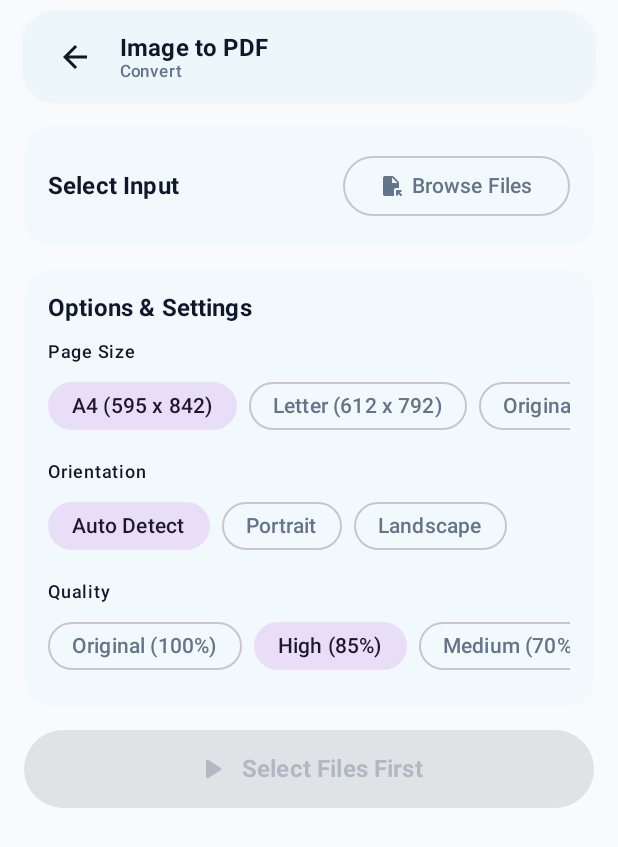
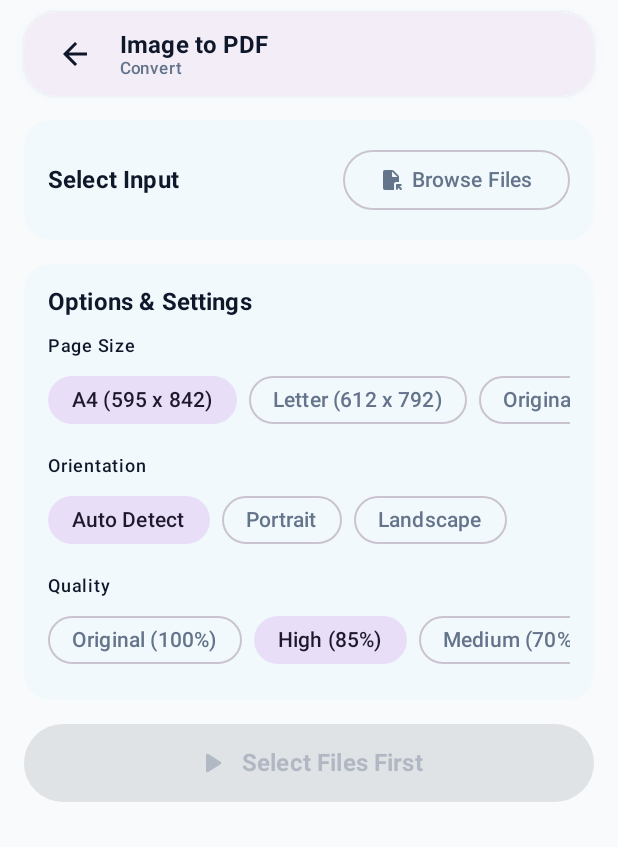
Before and after one commit to zer0k7/FileFlow, an Android app built with Jetpack Compose: the screen it shows after launch (MainActivity), after a tap on "Image to PDF", on a phone screen of 412 x 824 dp. Shown: the top 847 px of the screen. Run offline under Robolectric (Android 15) with nearby library versions, the light colour scheme and no system bars; libraries missing offline, so code that uses them is left out: com.tom_roush.pdfbox; 1 statement that could not run was skipped.

Commit message:
fix(ui): Match floating bar sizes/shapes, fix dark/AMOLED visibility, add BackHandler, fix GitHub links

```diff
--- a/app/src/main/java/com/fileflow/app/ui/components/FloatingBars.kt
+++ b/app/src/main/java/com/fileflow/app/ui/components/FloatingBars.kt
@@ -1,8 +1,5 @@
 package com.fileflow.app.ui.components
 
-import androidx.compose.animation.AnimatedVisibility
-import androidx.compose.animation.fadeIn
-import androidx.compose.animation.fadeOut
 import androidx.compose.foundation.background
 import androidx.compose.foundation.clickable
 import androidx.compose.foundation.interaction.MutableInteractionSource
@@ -18,7 +15,6 @@ import androidx.compose.foundation.layout.size
 import androidx.compose.foundation.layout.width
 import androidx.compose.foundation.shape.CircleShape
 import androidx.compose.material.icons.Icons
-import androidx.compose.material.icons.rounded.Folder
 import androidx.compose.material.icons.rounded.GridView
 import androidx.compose.material.icons.rounded.Home
 import androidx.compose.material.icons.rounded.History
@@ -59,15 +55,15 @@ fun FloatingTopAppBar(
         modifier = modifier
             .fillMaxWidth()
             .padding(horizontal = 16.dp, vertical = 8.dp)
-            .shadow(elevation = 3.dp, shape = FloatingBarShape, spotColor = MaterialTheme.colorScheme.primary.copy(alpha = 0.15f)),
+            .shadow(elevation = 4.dp, shape = FloatingBarShape, spotColor = MaterialTheme.colorScheme.primary.copy(alpha = 0.15f)),
         shape = FloatingBarShape,
-        color = MaterialTheme.colorScheme.surface,
-        tonalElevation = 2.dp
+        color = MaterialTheme.colorScheme.surfaceContainer,
+        tonalElevation = 0.dp
     ) {
         Row(
             modifier = Modifier
                 .fillMaxWidth()
-                .padding(horizontal = 16.dp, vertical = 12.dp),
+                .padding(horizontal = 16.dp, vertical = 10.dp),
             verticalAlignment = Alignment.CenterVertically,
             horizontalArrangement = Arrangement.SpaceBetween
         ) {
@@ -113,16 +109,16 @@ fun FloatingBottomNavBar(
     Surface(
         modifier = modifier
             .fillMaxWidth()
-            .padding(horizontal = 20.dp, vertical = 12.dp)
-            .shadow(elevation = 6.dp, shape = FloatingBarShape, spotColor = MaterialTheme.colorScheme.primary.copy(alpha = 0.2f)),
+            .padding(horizontal = 16.dp, vertical = 8.dp)
+            .shadow(elevation = 4.dp, shape = FloatingBarShape, spotColor = MaterialTheme.colorScheme.primary.copy(alpha = 0.15f)),
         shape = FloatingBarShape,
-        color = MaterialTheme.colorScheme.surface,
-        tonalElevation = 3.dp
+        color = MaterialTheme.colorScheme.surfaceContainer,
+        tonalElevation = 0.dp
     ) {
         Row(
             modifier = Modifier
                 .fillMaxWidth()
-                .padding(horizontal = 8.dp, vertical = 8.dp),
+                .padding(horizontal = 6.dp, vertical = 6.dp),
             horizontalArrangement = Arrangement.SpaceAround,
             verticalAlignment = Alignment.CenterVertically
         ) {
@@ -141,7 +137,7 @@ fun FloatingBottomNavBar(
                                 onNavigate(screen)
                             }
                         }
-                        .padding(horizontal = 12.dp, vertical = 6.dp),
+                        .padding(horizontal = 10.dp, vertical = 4.dp),
                     horizontalAlignment = Alignment.CenterHorizontally,
                     verticalArrangement = Arrangement.Center
                 ) {
@@ -152,7 +148,7 @@ fun FloatingBottomNavBar(
                                 if (isSelected) MaterialTheme.colorScheme.primaryContainer
                                 else Color.Transparent
                             )
-                            .padding(horizontal = 16.dp, vertical = 4.dp),
+                            .padding(horizontal = 14.dp, vertical = 4.dp),
                         contentAlignment = Alignment.Center
                     ) {
                         Icon(
@@ -160,17 +156,17 @@ fun FloatingBottomNavBar(
                             contentDescription = screen.title,
                             tint = if (isSelected) MaterialTheme.colorScheme.primary
                             else MaterialTheme.colorScheme.onSurfaceVariant,
-                            modifier = Modifier.size(22.dp)
+                            modifier = Modifier.size(20.dp)
                         )
                     }
 
-                    Spacer(modifier = Modifier.height(2.dp))
+                    Spacer(modifier = Modifier.height(1.dp))
 
                     Text(
                         text = screen.title,
                         style = MaterialTheme.typography.labelSmall.copy(
                             fontWeight = if (isSelected) FontWeight.Bold else FontWeight.Medium,
-                            fontSize = 11.sp
+                            fontSize = 10.sp
                         ),
                         color = if (isSelected) MaterialTheme.colorScheme.primary
                         else MaterialTheme.colorScheme.onSurfaceVariant
--- a/app/src/main/java/com/fileflow/app/ui/screens/settings/SettingsScreen.kt
+++ b/app/src/main/java/com/fileflow/app/ui/screens/settings/SettingsScreen.kt
@@ -456,7 +456,7 @@ fun SettingsScreen(
                             icon = Icons.AutoMirrored.Filled.HelpOutline,
                             onClick = {
                                 try {
-                                    val intent = Intent(Intent.ACTION_VIEW, Uri.parse("https://github.com"))
+                                    val intent = Intent(Intent.ACTION_VIEW, Uri.parse("https://github.com/zer0k7/FileFlow"))
                                     context.startActivity(intent)
                                 } catch (_: Exception) {}
                             }
@@ -470,7 +470,7 @@ fun SettingsScreen(
                             icon = Icons.Rounded.BugReport,
                             onClick = {
                                 try {
-                                    val intent = Intent(Intent.ACTION_VIEW, Uri.parse("https://github.com"))
+                                    val intent = Intent(Intent.ACTION_VIEW, Uri.parse("https://github.com/zer0k7/FileFlow/issues"))
                                     context.startActivity(intent)
                                 } catch (_: Exception) {}
                             }
--- a/app/src/main/java/com/fileflow/app/ui/theme/Color.kt
+++ b/app/src/main/java/com/fileflow/app/ui/theme/Color.kt
@@ -77,6 +77,8 @@ fun generateCustomColorScheme(
             onSurface = Color(0xFFF1F5F9),
             surfaceVariant = surfVar,
             onSurfaceVariant = Color(0xFF94A3B8),
+            surfaceContainer = if (isAmoled) Color(0xFF111827) else Color(0xFF253347),
+            surfaceContainerHigh = if (isAmoled) Color(0xFF1A2332) else Color(0xFF2D3D52),
             outline = Color(0xFF475569)
         )
     } else {
--- a/app/src/main/java/com/fileflow/app/ui/theme/Theme.kt
+++ b/app/src/main/java/com/fileflow/app/ui/theme/Theme.kt
@@ -8,6 +8,7 @@ import androidx.compose.material3.dynamicDarkColorScheme
 import androidx.compose.material3.dynamicLightColorScheme
 import androidx.compose.runtime.Composable
 import androidx.compose.runtime.SideEffect
+import androidx.compose.ui.graphics.Color
 import androidx.compose.ui.graphics.toArgb
 import androidx.compose.ui.platform.LocalContext
 import androidx.compose.ui.platform.LocalView
@@ -39,7 +40,9 @@ fun FileFlowTheme(
                     base.copy(
                         background = AmoledBackground,
                         surface = AmoledSurface,
-                        surfaceVariant = AmoledSurfaceVariant
+                        surfaceVariant = AmoledSurfaceVariant,
+                        surfaceContainer = Color(0xFF111827),
+                        surfaceContainerHigh = Color(0xFF1A2332)
                     )
                 } else base
             } else {
```
Also changed, not shown: app/src/main/java/com/fileflow/app/MainActivity.kt (+9 -0 lines).
